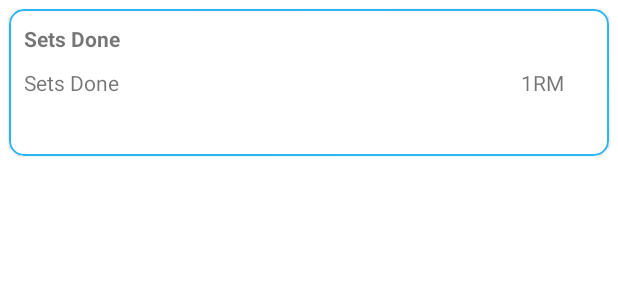
After one commit to dksmth/Move, an Android app: the layout exercise_history_item.xml on its own in the app's theme, with its tools: preview values and no code run, on a phone screen of 412 x 824 dp. The commit adds this screen. Shown: the top 300 px of the screen. Run offline under Robolectric (Android 15) with nearby library versions, the phone set to English and light mode, and no system bars; network calls fail.

Commit message:
ExerciseInfo new layout with history

```diff
--- a/app/src/main/java/com/example/move/ui/fragments/WorkoutHistoryFragment.kt
+++ b/app/src/main/java/com/example/move/ui/fragments/WorkoutHistoryFragment.kt
@@ -6,7 +6,6 @@ import android.view.View
 import android.view.ViewGroup
 import androidx.fragment.app.Fragment
 import androidx.lifecycle.lifecycleScope
-import androidx.recyclerview.widget.DividerItemDecoration
 import androidx.recyclerview.widget.LinearLayoutManager
 import com.example.move.adapters.WorkoutHistoryAdapter
 import com.example.move.databinding.FragmentItemListBinding
@@ -56,7 +55,7 @@ class WorkoutHistoryFragment : Fragment() {
         }
 
         viewModel.mapWorkoutToBlocks.observe(viewLifecycleOwner) { map ->
-            workoutsAdapter.differ.submitList(map.keys.toList())
+            workoutsAdapter.differ.submitList(map.keys.toList().reversed())
         }
     }
 }
--- /dev/null
+++ b/app/src/main/res/layout/exercise_history_item.xml
@@ -0,0 +1,63 @@
+<layout xmlns:android="http://schemas.android.com/apk/res/android"
+    xmlns:app="http://schemas.android.com/apk/res-auto">
+
+    <com.google.android.material.card.MaterialCardView
+        android:id="@+id/card"
+        android:layout_width="match_parent"
+        android:layout_height="wrap_content"
+        android:layout_margin="6dp"
+        app:cardCornerRadius="10dp"
+        app:contentPadding="10dp"
+        app:strokeColor="#D703A9F4"
+        app:strokeWidth="1dp">
+
+        <androidx.constraintlayout.widget.ConstraintLayout
+            android:layout_width="match_parent"
+            android:layout_height="wrap_content">
+
+            <TextView
+                android:id="@+id/tvDate"
+                android:layout_width="wrap_content"
+                android:layout_height="wrap_content"
+                android:text="@string/sets_done"
+                android:textStyle="bold"
+                app:layout_constraintStart_toStartOf="parent"
+                app:layout_constraintTop_toTopOf="parent" />
+
+            <TextView
+                android:id="@+id/tvSetsDone"
+                android:layout_width="wrap_content"
+                android:layout_height="wrap_content"
+                android:layout_marginTop="10dp"
+                android:text="@string/sets_done"
+                app:layout_constraintStart_toStartOf="parent"
+                app:layout_constraintTop_toBottomOf="@+id/tvDate" />
+
+            <TextView
+                android:id="@+id/tvSets"
+                android:layout_width="wrap_content"
+                android:layout_height="wrap_content"
+                android:layout_marginTop="10dp"
+                app:layout_constraintStart_toStartOf="parent"
+                app:layout_constraintTop_toBottomOf="@+id/tvSetsDone" />
+
+            <TextView
+                android:id="@+id/textView5"
+                android:layout_width="wrap_content"
+                android:layout_height="wrap_content"
+                android:layout_marginEnd="20dp"
+                android:text="@string/one_rep_max"
+                app:layout_constraintBottom_toBottomOf="@+id/tvSetsDone"
+                app:layout_constraintEnd_toEndOf="parent"
+                app:layout_constraintTop_toTopOf="@+id/tvSetsDone" />
+
+            <TextView
+                android:id="@+id/tvOneRmValues"
+                android:layout_width="wrap_content"
+                android:layout_height="wrap_content"
+                app:layout_constraintBottom_toBottomOf="@+id/tvSets"
+                app:layout_constraintEnd_toEndOf="@+id/textView5"
+                app:layout_constraintTop_toTopOf="@+id/tvSets" />
+        </androidx.constraintlayout.widget.ConstraintLayout>
+    </com.google.android.material.card.MaterialCardView>
+</layout>
--- /dev/null
+++ b/app/src/main/res/layout/exercise_info_recyclerview.xml
@@ -0,0 +1,6 @@
+<?xml version="1.0" encoding="utf-8"?>
+<androidx.recyclerview.widget.RecyclerView xmlns:android="http://schemas.android.com/apk/res/android"
+    android:layout_width="match_parent"
+    android:layout_height="match_parent">
+
+</androidx.recyclerview.widget.RecyclerView>
--- a/app/src/main/res/navigation/nav_graph.xml
+++ b/app/src/main/res/navigation/nav_graph.xml
@@ -12,6 +12,7 @@
         <action
             android:id="@+id/action_exerciseListFragment_to_exerciseInfoFragment"
             app:destination="@id/exerciseInfoFragment"
+            app:enterAnim="@android:anim/fade_in"
             app:popUpTo="@id/exerciseListFragment"
             app:popUpToInclusive="false" />
         <action
@@ -22,7 +23,7 @@
         android:id="@+id/exerciseInfoFragment"
         android:name="com.example.move.ui.fragments.ExerciseInfoFragment"
         android:label="fragment_second"
-        tools:layout="@layout/fragment_exercise_info" >
+        tools:layout="@layout/exercise_info_recyclerview" >
         <argument
             android:name="exercise"
             app:argType="com.example.move.models.ExerciseItem" />
--- a/app/src/main/res/values/strings.xml
+++ b/app/src/main/res/values/strings.xml
@@ -14,7 +14,7 @@
     <string name="hello_blank_fragment">Hello blank fragment</string>
     <string name="workoutBottomNavigationLabel">New Workout</string>
     <string name="bodypart">Bodypart</string>
-    <string name="equipment">Equipment needed</string>
+    <string name="equipment">Equipment</string>
     <string name="targetMuscle">Target Muscle</string>
     <string name="btAdd">Add exercise</string>
     <string name="tvTitleOfExercise">Exercise</string>
@@ -28,4 +28,9 @@
     <string name="edittextRepsHint">Repetitions</string>
     <string name="workoutHistoryBottomNavigationLabel">Workout History</string>
     <string name="btDeleteExerciseContentDescription">Click this to remove exercise from workout</string>
+    <string name="sets_done">Sets Done</string>
+    <string name="instructions_lorem_ipsum">"Lorem ipsum dolor sit amet, consectetur adipiscing elit, sed do eiusmod tempor incididunt ut labore et dolore magna aliqua. Ut enim ad minim veniam, quis nostrud exercitation ullamco laboris nisi ut aliquip ex ea commodo consequat. Duis aute irure dolor in reprehenderit in voluptate velit esse cillum dolore eu fugiat nulla pariatur. Excepteur sint occaecat cupidatat non proident, sunt in culpa qui officia deserunt mollit anim id est laborum."</string>
+    <string name="instructions_label">Instructions</string>
+    <string name="gif_description">GIF showing how to perform this specific exercise</string>
+    <string name="one_rep_max">1RM</string>
 </resources>
```
Also changed, not shown: app/build.gradle (+10 -10 lines), app/src/main/java/com/example/move/adapters/ExerciseHistoryAdapter.kt (added, +65 -0 lines), app/src/main/java/com/example/move/adapters/HeaderAdapter.kt (added, +45 -0 lines), app/src/main/java/com/example/move/ui/fragments/ExerciseInfoFragment.kt (+24 -23 lines), app/src/main/res/layout/exercise_info_header.xml (renamed from app/src/main/res/layout/fragment_exercise_info.xml, +64 -30 lines).
